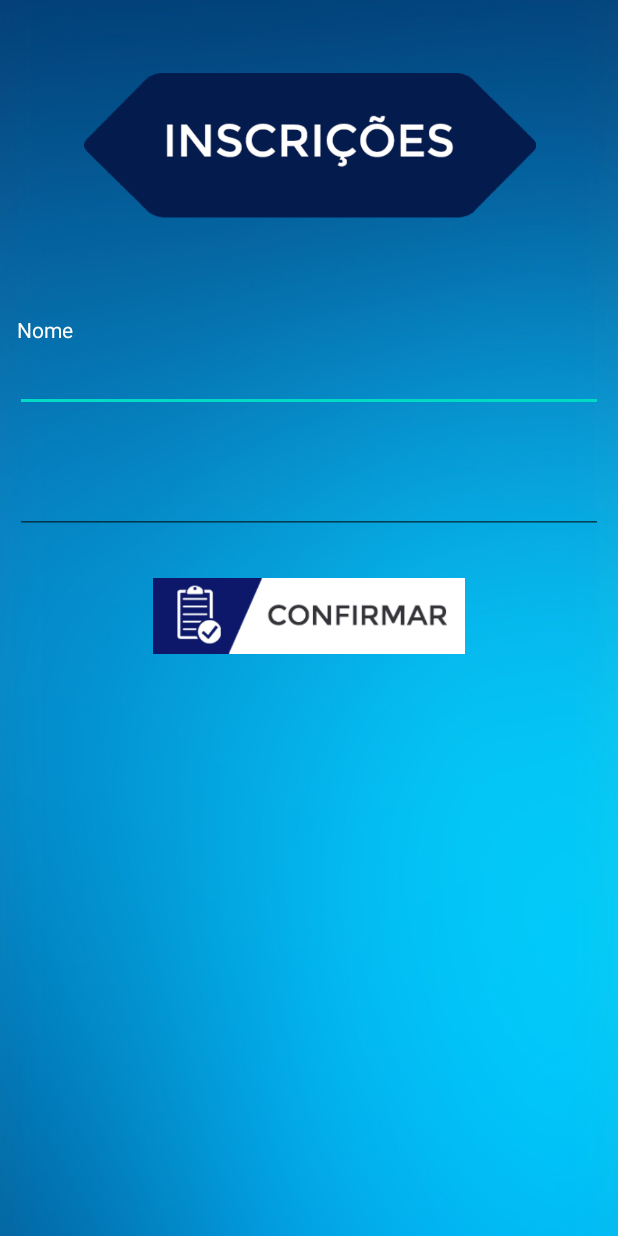
After one commit to evandrolvg/Eventos, an Android app: the layout inscricao_evento.xml on its own in the app's theme, with its tools: preview values and no code run, on a phone screen of 412 x 824 dp. The commit adds this screen. Run offline under Robolectric (Android 15) with nearby library versions, the phone set to English and light mode, and no system bars.

Commit message:
Add Inscricao

```diff
--- a/app/src/main/java/com/example/eventos/Evento.java
+++ b/app/src/main/java/com/example/eventos/Evento.java
@@ -1,6 +1,4 @@
 package com.example.eventos;
-
-import java.util.Date;
 
 public class Evento {
     private String id;
--- a/app/src/main/java/com/example/eventos/EventoController.java
+++ b/app/src/main/java/com/example/eventos/EventoController.java
@@ -60,7 +60,7 @@ public class EventoController extends AppCompatActivity {
         etQtdeVagas = findViewById(R.id.etQtdeVagas);
         etLocalRealizacao = findViewById(R.id.etLocalRealizacao);
 
-        btnSalvar = (ImageButton) findViewById(R.id.btnSalvar);
+        btnSalvar = (ImageButton) findViewById(R.id.btnInscricao);
         btnDelete = (ImageButton) findViewById(R.id.btnDelete);
 
         btnAddEvento = (FloatingActionButton) findViewById(R.id.btnAddEvento);
@@ -93,7 +93,7 @@ public class EventoController extends AppCompatActivity {
         final View dialogView = inflater.inflate(R.layout.add_evento, null);
         dialogBuilder.setView(dialogView);
 
-        final ImageButton btnSalvar = (ImageButton) dialogView.findViewById(R.id.btnSalvar);
+        final ImageButton btnSalvar = (ImageButton) dialogView.findViewById(R.id.btnInscricao);
 
         final EditText etNome = (EditText) dialogView.findViewById(R.id.etNome);
         final EditText etDescricao = (EditText) dialogView.findViewById(R.id.etDescricao);
@@ -135,7 +135,7 @@ public class EventoController extends AppCompatActivity {
         final View dialogView = inflater.inflate(R.layout.add_evento, null);
         dialogBuilder.setView(dialogView);
 
-        final ImageButton btnSalvar = (ImageButton) dialogView.findViewById(R.id.btnSalvar);
+        final ImageButton btnSalvar = (ImageButton) dialogView.findViewById(R.id.btnInscricao);
         final ImageButton btnDelete = (ImageButton) dialogView.findViewById(R.id.btnDelete);
 
         final EditText etNome = (EditText) dialogView.findViewById(R.id.etNome);
--- a/app/src/main/res/layout/activity_login.xml
+++ b/app/src/main/res/layout/activity_login.xml
@@ -34,6 +34,7 @@
             android:layout_marginTop="34dp"
             android:layout_marginRight="10dp"
             android:hint="Email"
+            android:inputType="textWebEmailAddress"
             android:shadowColor="#DFDADA"
             android:text="admin@admin.com"
             android:textColor="#FFFFFF"
@@ -59,6 +60,7 @@
             android:layout_marginRight="10dp"
             android:layout_marginBottom="10dp"
             android:hint="Senha"
+            android:inputType="textPassword"
             android:text="admin1234"
             android:textColor="#FFFFFF"
             app:layout_constraintEnd_toEndOf="parent"
--- a/app/src/main/res/layout/add_evento.xml
+++ b/app/src/main/res/layout/add_evento.xml
@@ -92,7 +92,7 @@
         app:layout_constraintTop_toBottomOf="@+id/textView6" />
 
     <ImageButton
-        android:id="@+id/btnSalvar"
+        android:id="@+id/btnInscricao"
         android:layout_width="136dp"
         android:layout_height="56dp"
         android:layout_marginTop="8dp"
@@ -117,7 +117,7 @@
         android:onClick="delete"
         android:scaleType="fitCenter"
         app:layout_constraintBottom_toBottomOf="parent"
-        app:layout_constraintEnd_toStartOf="@+id/btnSalvar"
+        app:layout_constraintEnd_toStartOf="@+id/btnInscricao"
         app:layout_constraintHorizontal_bias="0.0"
         app:layout_constraintStart_toStartOf="parent"
         app:layout_constraintTop_toBottomOf="@+id/etLocalRealizacao"
--- /dev/null
+++ b/app/src/main/res/layout/inscricao_evento.xml
@@ -0,0 +1,110 @@
+<?xml version="1.0" encoding="utf-8"?>
+<androidx.constraintlayout.widget.ConstraintLayout xmlns:android="http://schemas.android.com/apk/res/android"
+    xmlns:app="http://schemas.android.com/apk/res-auto"
+    xmlns:tools="http://schemas.android.com/tools"
+    android:layout_width="match_parent"
+    android:layout_height="match_parent"
+    android:background="@drawable/bluebackg"
+    tools:context=".MainActivity">
+
+    <ImageButton
+        android:id="@+id/btnInscricao"
+        android:layout_width="208dp"
+        android:layout_height="61dp"
+        android:layout_marginTop="24dp"
+        android:layout_marginBottom="364dp"
+        android:background="#00FFFFFF"
+        android:scaleType="fitCenter"
+        app:layout_constraintBottom_toBottomOf="parent"
+        app:layout_constraintEnd_toEndOf="parent"
+        app:layout_constraintStart_toStartOf="parent"
+        app:layout_constraintTop_toBottomOf="@+id/etEmailInscricao"
+        app:layout_constraintVertical_bias="0.0"
+        app:srcCompat="@drawable/btninscricao" />
+
+    <EditText
+        android:id="@+id/etNomeInscricao"
+        android:layout_width="match_parent"
+        android:layout_height="wrap_content"
+        android:layout_alignWithParentIfMissing="false"
+        android:layout_alignParentLeft="false"
+        android:layout_alignParentTop="false"
+        android:layout_alignParentRight="false"
+        android:layout_alignParentBottom="true"
+        android:layout_marginStart="10dp"
+        android:layout_marginLeft="10dp"
+        android:layout_marginTop="56dp"
+        android:layout_marginEnd="10dp"
+        android:layout_marginRight="10dp"
+        android:textColor="#FFFFFF"
+        app:layout_constraintEnd_toEndOf="parent"
+        app:layout_constraintHorizontal_bias="0.0"
+        app:layout_constraintStart_toStartOf="parent"
+        app:layout_constraintTop_toBottomOf="@+id/imageView2" />
+
+    <TextView
+        android:id="@+id/textView12"
+        android:layout_width="wrap_content"
+        android:layout_height="wrap_content"
+        android:text="@string/nome"
+        android:textColor="#FFFFFF"
+        app:layout_constraintBottom_toTopOf="@+id/etNomeInscricao"
+        app:layout_constraintEnd_toEndOf="parent"
+        app:layout_constraintHorizontal_bias="0.03"
+        app:layout_constraintStart_toStartOf="parent"
+        app:layout_constraintTop_toBottomOf="@+id/imageView2"
+        app:layout_constraintVertical_bias="1.0" />
+
+    <EditText
+        android:id="@+id/etEmailInscricao"
+        android:layout_width="match_parent"
+        android:layout_height="wrap_content"
+        android:layout_alignParentLeft="false"
+        android:layout_alignParentTop="false"
+        android:layout_alignParentRight="false"
+        android:layout_alignParentBottom="false"
+        android:layout_marginStart="10dp"
+        android:layout_marginLeft="10dp"
+        android:layout_marginTop="36dp"
+        android:layout_marginEnd="10dp"
+        android:layout_marginRight="10dp"
+        android:inputType="textWebEmailAddress"
+        android:shadowColor="#DFDADA"
+        android:textColor="#FFFFFF"
+        android:textColorHighlight="#EAE2E2"
+        android:textColorHint="#DAD4D4"
+        android:textColorLink="#831C1C"
+        app:layout_constraintEnd_toEndOf="parent"
+        app:layout_constraintHorizontal_bias="0.0"
+        app:layout_constraintStart_toStartOf="parent"
+        app:layout_constraintTop_toBottomOf="@+id/etNomeInscricao"
+        tools:ignore="MissingConstraints" />
+
+    <TextView
+        android:id="@+id/textView10"
+        android:layout_width="wrap_content"
+        android:layout_height="wrap_content"
+        android:layout_marginTop="168dp"
+        android:text="@string/email"
+        android:textColor="#FFFFFF"
+        app:layout_constraintBottom_toTopOf="@+id/etEmailInscricao"
+        app:layout_constraintEnd_toEndOf="parent"
+        app:layout_constraintHorizontal_bias="0.03"
+        app:layout_constraintStart_toStartOf="parent"
+        app:layout_constraintTop_toBottomOf="@+id/etNomeInscricao"
+        app:layout_constraintVertical_bias="0.993" />
+
+    <ImageView
+        android:id="@+id/imageView2"
+        android:layout_width="301dp"
+        android:layout_height="152dp"
+        app:layout_constraintBottom_toBottomOf="parent"
+        app:layout_constraintEnd_toEndOf="parent"
+        app:layout_constraintHorizontal_bias="0.508"
+        app:layout_constraintStart_toStartOf="parent"
+        app:layout_constraintTop_toTopOf="parent"
+        app:layout_constraintVertical_bias="0.032"
+        app:srcCompat="@drawable/incricoes" />
+
+
+</androidx.constraintlayout.widget.ConstraintLayout>
--- a/app/src/main/res/values/strings.xml
+++ b/app/src/main/res/values/strings.xml
@@ -17,6 +17,8 @@
     <string name="local">Local</string>
     <string name="cifras">R$</string>
     <string name="vagasmin">vagas</string>
+    <string name="email">Email</string>
+
 
 
 
```
Also changed, not shown: app/src/main/java/com/example/eventos/Inscricao.java (added, +40 -0 lines), app/src/main/java/com/example/eventos/MainActivity.java (+62 -0 lines), app/src/main/res/drawable/btninscricao.jpg (added), app/src/main/res/drawable/incricoes.png (added).
